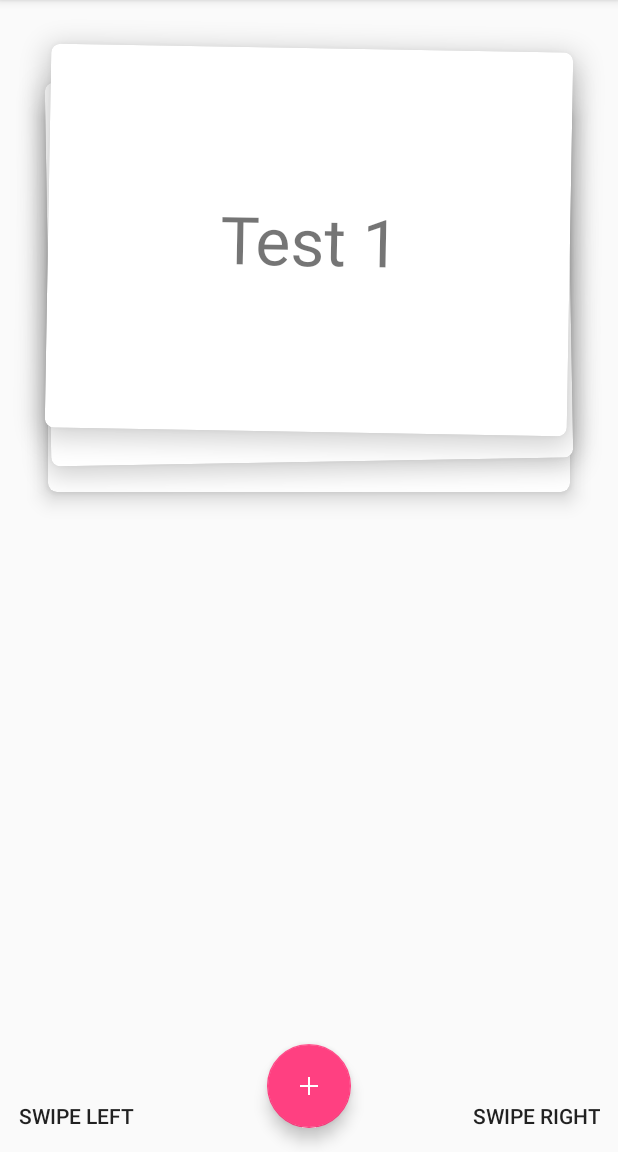
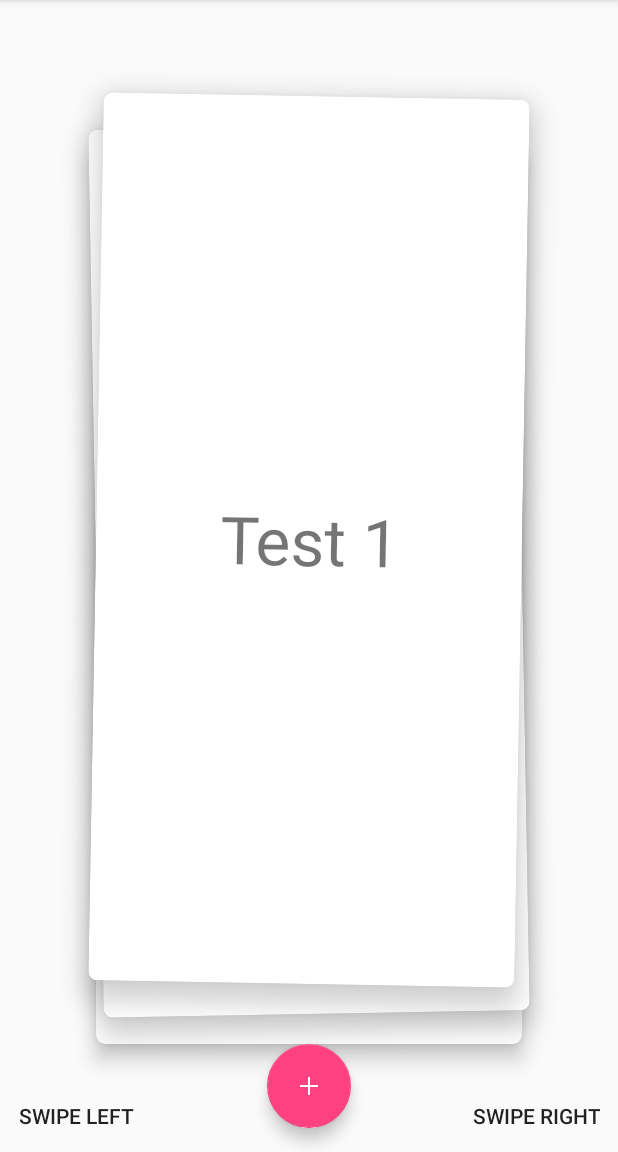
Before and after one commit to flschweiger/SwipeStack, an Android app: the screen it shows after launch (MainActivity), on a phone screen of 412 x 824 dp, the part 84-1236 px from its top. Run offline under Robolectric (Android 15) with nearby library versions, the phone set to English and light mode, and no system bars.

Commit message:
Improved layout.

```diff
--- a/sample/src/main/res/layout/activity_main.xml
+++ b/sample/src/main/res/layout/activity_main.xml
@@ -1,5 +1,5 @@
 <?xml version="1.0" encoding="utf-8"?>
-<FrameLayout
+<RelativeLayout
     xmlns:android="http://schemas.android.com/apk/res/android"
     xmlns:app="http://schemas.android.com/apk/res-auto"
     xmlns:tools="http://schemas.android.com/tools"
@@ -13,7 +13,8 @@
         style="?android:attr/borderlessButtonStyle"
         android:layout_width="wrap_content"
         android:layout_height="wrap_content"
-        android:layout_gravity="bottom|left"
+        android:layout_alignParentBottom="true"
+        android:layout_alignParentLeft="true"
         android:text="@string/swipe_left"/>
 
     <Button
@@ -21,13 +22,15 @@
         style="?android:attr/borderlessButtonStyle"
         android:layout_width="wrap_content"
         android:layout_height="wrap_content"
-        android:layout_gravity="bottom|right"
+        android:layout_alignParentBottom="true"
+        android:layout_alignParentRight="true"
         android:text="@string/swipe_right"/>
 
     <link.fls.SwipeStack
         android:id="@+id/swipeStack"
         android:layout_width="match_parent"
-        android:layout_height="@dimen/swipe_stack_height"
+        android:layout_height="match_parent"
+        android:layout_above="@+id/buttonSwipeLeft"
         android:padding="@dimen/padding_swipestack"
         app:stack_rotation="10"
         app:stack_size="3"/>
@@ -47,4 +50,4 @@
 
     </android.support.design.widget.CoordinatorLayout>
 
-</FrameLayout>
+</RelativeLayout>
--- a/sample/src/main/res/values/dimens.xml
+++ b/sample/src/main/res/values/dimens.xml
@@ -1,12 +1,10 @@
 <?xml version="1.0" encoding="utf-8"?>
 <resources>
-    <dimen name="swipe_stack_height">320dp</dimen>
     <dimen name="card_corner_radius">6dp</dimen>
-    <dimen name="card_height">180dp</dimen>
 
     <dimen name="margin_fab">16dp</dimen>
     <dimen name="padding_normal">8dp</dimen>
-    <dimen name="padding_swipestack">32dp</dimen>
+    <dimen name="padding_swipestack">64dp</dimen>
 
     <dimen name="elevation_normal">4dp</dimen>
     <dimen name="elevation_large">8dp</dimen>
```
